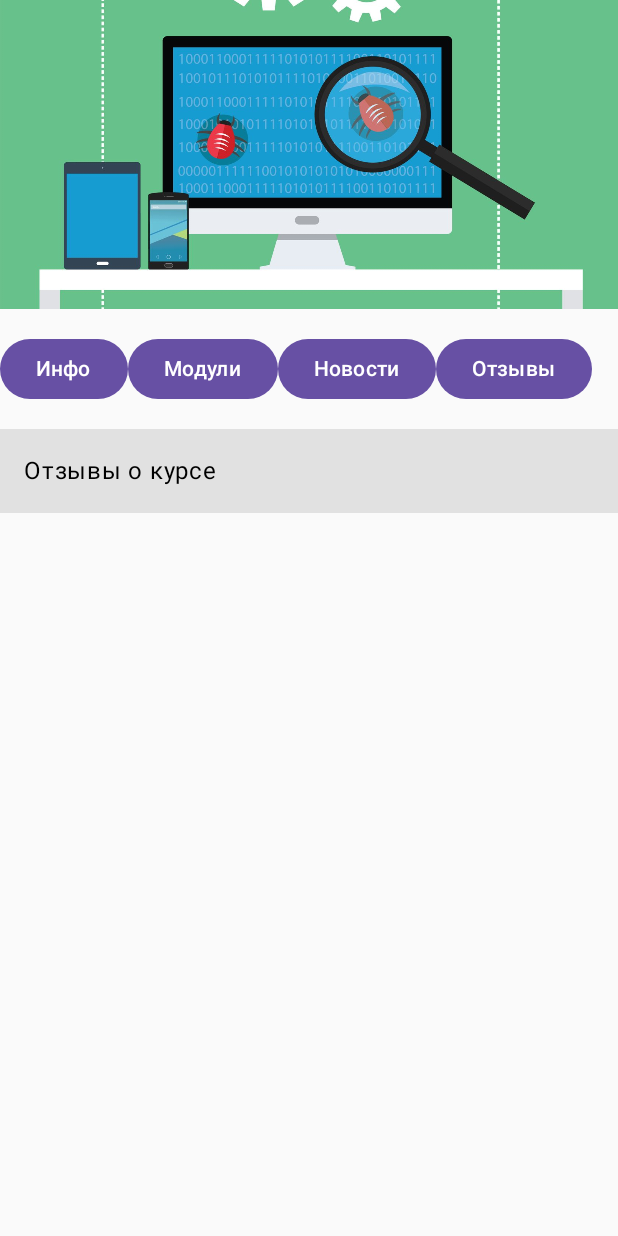
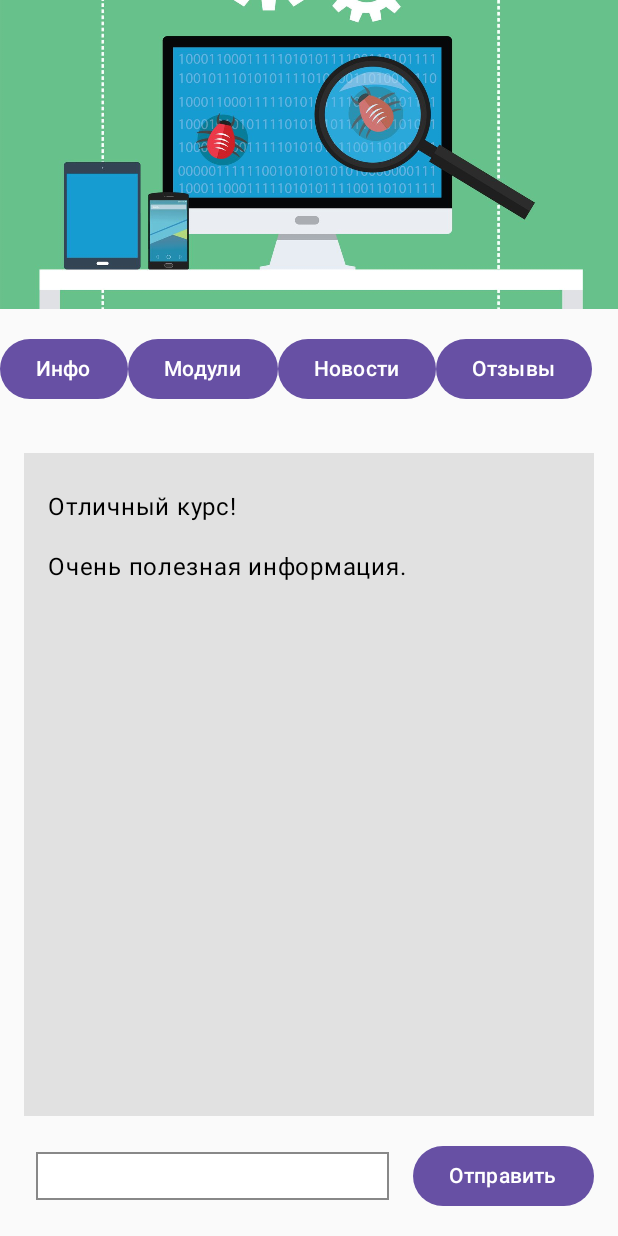
Before and after one commit to ZarVeek/Kotlin-learning-master, an Android app built with Jetpack Compose: the ManualTestingActivity screen opened directly, with no data from a screen before it, after a tap on "Отзывы", on a phone screen of 412 x 824 dp. Run offline under Robolectric (Android 15) with nearby library versions, the phone set to English and light mode, and no system bars; 1 other tap on this screen came first.

Commit message:
Что-то обновил

```diff
--- a/app/src/main/java/com/example/marketplace/dataClasses/StepData.kt
+++ b/app/src/main/java/com/example/marketplace/dataClasses/StepData.kt
@@ -6,7 +6,8 @@ data class StepData(
     val id: Int,
     val content: String,
     val question: String? = null,
+    val options: List<String>? = null,
+    val correctAnswer: String? = null,
     val video: String? = null,
-    val options: List<String>? = null,
     val correctAnswerIndex: Int? = null
 ) : Serializable
--- a/app/src/main/java/com/example/marketplace/ui/ManualTestingScreen.kt
+++ b/app/src/main/java/com/example/marketplace/ui/ManualTestingScreen.kt
@@ -20,6 +20,8 @@ import androidx.compose.material.MaterialTheme
 import androidx.compose.material3.Button
 import androidx.compose.material3.Text
 import androidx.compose.runtime.Composable
+import androidx.compose.runtime.mutableStateListOf
+import androidx.compose.runtime.remember
 import androidx.compose.ui.Alignment
 import androidx.compose.ui.Modifier
 import androidx.compose.ui.res.painterResource
@@ -28,6 +30,14 @@ import androidx.compose.ui.unit.dp
 import com.example.marketplace.R
 import com.example.marketplace.dataClasses.ModuleData
 import com.example.marketplace.dataClasses.ModuleInformation
+import androidx.compose.foundation.border
+import androidx.compose.foundation.layout.Row
+import androidx.compose.foundation.text.BasicTextField
+import androidx.compose.runtime.mutableStateOf
+import androidx.compose.runtime.getValue
+import androidx.compose.runtime.setValue
+import androidx.compose.ui.graphics.Color
+import androidx.compose.ui.graphics.RectangleShape
 
 @Composable
 fun ManualTestingScreen(
@@ -39,7 +49,6 @@ fun ManualTestingScreen(
     onReviewsClicked: () -> Unit,
     onModuleClicked: (ModuleData) -> Unit
 ) {
-
     Column(
         modifier = Modifier.fillMaxSize(),
         verticalArrangement = Arrangement.Top
@@ -124,14 +133,67 @@ fun ManualTestingScreen(
             }
 
             "Отзывы" -> {
-                Box(
+                ReviewsSection()
+            }
+        }
+    }
+}
+
+@Composable
+fun ReviewsSection() {
+    val reviews = remember { mutableStateListOf("Отличный курс!", "Очень полезная информация.") }
+    var newReview by remember { mutableStateOf("") }
+
+    Column(
+        modifier = Modifier
+            .fillMaxSize()
+            .padding(16.dp)
+    ) {
+        LazyColumn(
+            modifier = Modifier
+                .weight(1f)
+                .fillMaxWidth()
+                .background(color = MaterialTheme.colors.onBackground.copy(alpha = 0.1f))
+                .padding(16.dp)
+        ) {
+            items(reviews) { review ->
+                Text(
+                    text = review,
+                    style = MaterialTheme.typography.body1,
                     modifier = Modifier
+                        .padding(vertical = 8.dp)
                         .fillMaxWidth()
-                        .background(color = MaterialTheme.colors.onBackground.copy(alpha = 0.1f))
-                        .padding(16.dp)
-                ) {
-                    Text(stringResource(id = R.string.ManualCourseReviewsText))
-                }
+                )
+            }
+        }
+
+        Row(
+            verticalAlignment = Alignment.CenterVertically,
+            modifier = Modifier
+                .fillMaxWidth()
+                .padding(top = 16.dp)
+        ) {
+            BasicTextField(
+                value = newReview,
+                onValueChange = { newReview = it },
+                modifier = Modifier
+                    .weight(1f)
+                    .padding(8.dp)
+                    .border(1.dp, Color.Gray, RectangleShape)
+                    .background(Color.White, shape = RectangleShape)
+                    .padding(8.dp)
+            )
+
+            Button(
+                onClick = {
+                    if (newReview.isNotBlank()) {
+                        reviews.add(newReview)
+                        newReview = ""
+                    }
+                },
+                modifier = Modifier.padding(start = 8.dp)
+            ) {
+                Text("Отправить")
             }
         }
     }
```
Also changed, not shown: app/src/main/java/com/example/marketplace/Module/ModuleDetailScreen.kt (+26 -5 lines), app/src/main/java/com/example/marketplace/Module/QuizScreen.kt (+21 -6 lines), app/src/main/java/com/example/marketplace/dataClasses/ModuleInformation.kt (+130 -14 lines), 1 other file.
